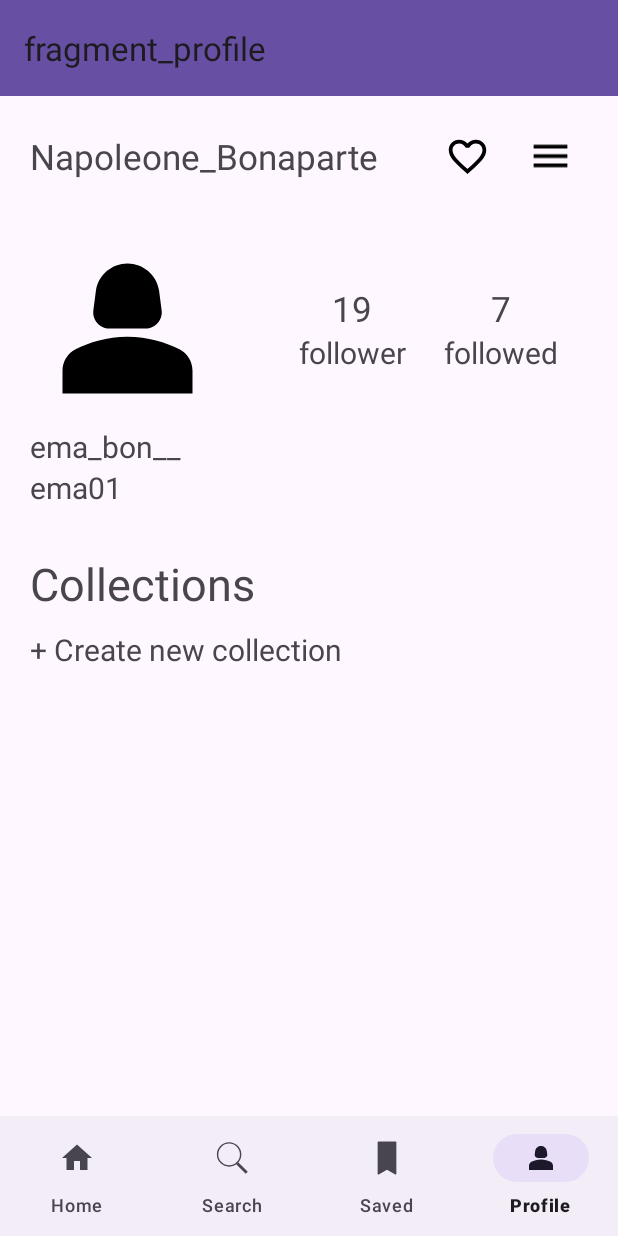
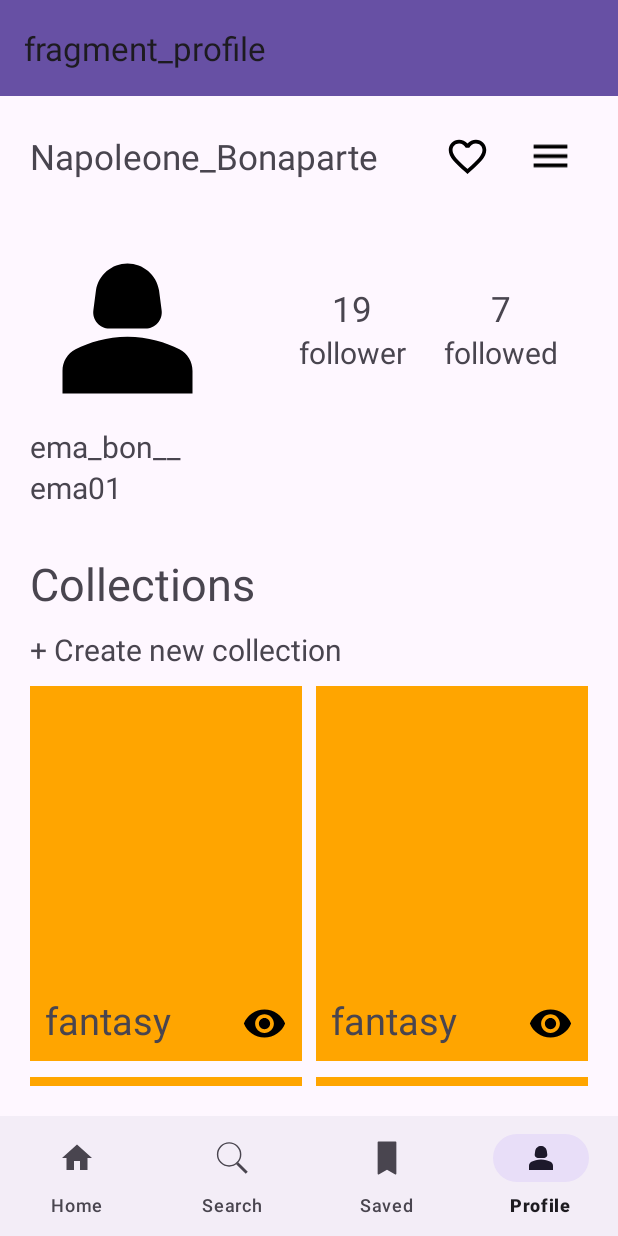
Before and after one commit to Mattia-LT/Readify, an Android app: the ProfileFragment screen opened through its navigation route, on a phone screen of 412 x 824 dp. Run offline under Robolectric (Android 15) with nearby library versions, the phone set to English and light mode, and no system bars; our stand-ins replace navigation-ui.

Commit message:
created classes to handle JSON requests upgraded collections layout

```diff
--- a/app/build.gradle.kts
+++ b/app/build.gradle.kts
@@ -48,6 +48,7 @@ dependencies {
     implementation("commons-validator:commons-validator:1.7")
     implementation("androidx.security:security-crypto:1.1.0-alpha06")
 
+    //implementation("com.google.code.gson:gson:2.10.1")
 
     testImplementation("junit:junit:4.13.2")
 
--- a/app/src/main/java/it/unimib/readify/adapter/CollectionAdapter.java
+++ b/app/src/main/java/it/unimib/readify/adapter/CollectionAdapter.java
@@ -1,14 +1,20 @@
 package it.unimib.readify.adapter;
 
+import android.content.res.Resources;
 import android.graphics.drawable.Drawable;
 import android.util.Log;
+import android.util.TypedValue;
 import android.view.LayoutInflater;
 import android.view.View;
 import android.view.ViewGroup;
+import android.view.Window;
+import android.view.WindowManager;
 import android.widget.ImageView;
 import android.widget.TextView;
 
 import androidx.annotation.NonNull;
+import androidx.constraintlayout.widget.ConstraintLayout;
+import androidx.recyclerview.widget.GridLayoutManager;
 import androidx.recyclerview.widget.RecyclerView;
 
 import java.util.ArrayList;
@@ -47,7 +53,7 @@ public class CollectionAdapter extends
     //associazione tra i dati effettivi ed il layout
     @Override
     public void onBindViewHolder(@NonNull CollectionViewHolder holder, int position) {
-        holder.bind(collectionsArray.get(position));
+        holder.bind(collectionsArray.get(position), position);
     }
 
     @Override
@@ -62,24 +68,34 @@ public class CollectionAdapter extends
         private ImageView thumbnail;
         private TextView name;
         private ImageView visibilityIcon;
+        private ConstraintLayout container;
 
         public CollectionViewHolder(@NonNull View itemView) {
             super(itemView);
             thumbnail = itemView.findViewById(R.id.collection_thumbnail_imageview);
             name = itemView.findViewById(R.id.collection_name_textview);
             visibilityIcon = itemView.findViewById(R.id.collection_visibility_icon);
+            container = itemView.findViewById(R.id.collection_container);
             itemView.setOnClickListener(this);
         }
 
-        public void bind(Collection collection) {
+        public void bind(Collection collection, int position) {
             //set dinamico di prova
             thumbnail.setBackgroundColor(itemView.getResources().getColor(R.color.orange));
             name.setText("fantasy");
             visibilityIcon.setImageDrawable(itemView.getResources().getDrawable(R.drawable.baseline_visibility_24));
 
-            //gestire i margini attraverso il position (se position è pari, margin a destra, altrimenti a sinistra etc.)
+            //gestisce il margine del layout
+            GridLayoutManager.LayoutParams layoutParams = (GridLayoutManager.LayoutParams) container.getLayoutParams();
+                //converte 5dp in px a seconda del dispositivo dell'utente
+            float margin = TypedValue.applyDimension(TypedValue.COMPLEX_UNIT_DIP, 5, Resources.getSystem().getDisplayMetrics());
+            if(position % 2 == 0)
+                layoutParams.rightMargin = (int) margin;
+            else
+                layoutParams.leftMargin = (int) margin;
 
-            //set dinamico dei dati, da utilizzare con il database
+
+            //set dinamico dei dati
             /*
             if(collection.getBooks().size() == 0)
                 thumbnail.setImageDrawable(itemView.getResources().getDrawable(R.drawable.baseline_add_24));
@@ -97,7 +113,6 @@ public class CollectionAdapter extends
 
         @Override
         public void onClick(View v) {
-            Log.d("prova", name.getText().toString());
             onItemClickListener.onCollectionItemClick(collectionsArray.get(getAdapterPosition()));
         }
     }
--- a/app/src/main/java/it/unimib/readify/ui/main/ProfileFragment.java
+++ b/app/src/main/java/it/unimib/readify/ui/main/ProfileFragment.java
@@ -8,6 +8,7 @@ import androidx.fragment.app.Fragment;
 import androidx.recyclerview.widget.GridLayoutManager;
 import androidx.recyclerview.widget.RecyclerView;
 
+import android.util.Log;
 import android.view.LayoutInflater;
 import android.view.View;
 import android.view.ViewGroup;
@@ -19,6 +20,7 @@ import java.util.ArrayList;
 
 import it.unimib.readify.R;
 import it.unimib.readify.adapter.CollectionAdapter;
+import it.unimib.readify.model.Book;
 import it.unimib.readify.model.Collection;
 
 public class ProfileFragment extends Fragment {
@@ -40,13 +42,25 @@ public class ProfileFragment extends Fragment {
     @Override
     public View onCreateView(LayoutInflater inflater, ViewGroup container,
                              Bundle savedInstanceState) {
-        recyclerview_collections = container.findViewById(R.id.recyclerview_collections);
         return inflater.inflate(R.layout.fragment_profile, container, false);
     }
 
     @Override
     public void onViewCreated(@NonNull View view, @Nullable Bundle savedInstanceState) {
         super.onViewCreated(view, savedInstanceState);
+        recyclerview_collections = view.findViewById(R.id.recyclerview_collections);
+        runCollectionsView(view);
+    }
+
+    public void runCollectionsView(View view) {
+        //dati di prova
+        collectionsArray = new ArrayList<Collection>();
+        collectionsArray.add(0, new Collection("horror", true, null));
+        collectionsArray.add(1, new Collection("fantasy", true, null));
+        collectionsArray.add(2, new Collection("preferiti", true, null));
+        collectionsArray.add(3, new Collection("da consigliare", true, null));
+        collectionsArray.add(4, new Collection("horror", true, null));
+
         //gestione recycler view
         RecyclerView.LayoutManager layoutManager = new GridLayoutManager(requireContext(), 2);
         CollectionAdapter collectionAdapter = new CollectionAdapter(collectionsArray,
--- a/app/src/main/res/layout/collection_item.xml
+++ b/app/src/main/res/layout/collection_item.xml
@@ -2,9 +2,12 @@
 <androidx.constraintlayout.widget.ConstraintLayout
     xmlns:android="http://schemas.android.com/apk/res/android"
     xmlns:app="http://schemas.android.com/apk/res-auto"
+    android:id="@+id/collection_container"
     android:layout_width="wrap_content"
     android:layout_height="wrap_content"
-    android:background="?android:selectableItemBackground">
+    android:background="?android:selectableItemBackground"
+    android:layout_marginTop="5dp"
+    android:layout_marginBottom="5dp">
 
     <ImageView
         android:id="@+id/collection_thumbnail_imageview"
@@ -22,8 +25,8 @@
         android:textSize="25sp"
         android:layout_marginBottom="10sp"
         android:layout_marginStart="10sp"
-        app:layout_constraintBottom_toBottomOf="@+id/collection_thumbnail_imageview"
-        app:layout_constraintStart_toStartOf="@+id/collection_thumbnail_imageview" />
+        app:layout_constraintBottom_toBottomOf="parent"
+        app:layout_constraintStart_toStartOf="parent" />
 
     <ImageView
         android:id="@+id/collection_visibility_icon"
@@ -31,7 +34,7 @@
         android:layout_height="30sp"
         android:layout_marginBottom="10sp"
         android:layout_marginEnd="10sp"
-        app:layout_constraintBottom_toBottomOf="@+id/collection_thumbnail_imageview"
-        app:layout_constraintEnd_toEndOf="@+id/collection_thumbnail_imageview" />
+        app:layout_constraintBottom_toBottomOf="parent"
+        app:layout_constraintEnd_toEndOf="parent" />
 
 </androidx.constraintlayout.widget.ConstraintLayout>
--- a/app/src/main/res/layout/fragment_profile.xml
+++ b/app/src/main/res/layout/fragment_profile.xml
@@ -7,7 +7,8 @@
     android:layout_width="match_parent"
     android:layout_height="match_parent"
     android:fillViewport="true"
-    tools:context=".ui.main.ProfileFragment">
+    tools:context=".ui.main.ProfileFragment"
+    android:layout_marginBottom="100dp">
 
     <!-- TODO: Update profile fragment -->
     <LinearLayout
@@ -150,7 +151,7 @@
             android:id="@+id/recyclerview_collections"
             android:layout_width="match_parent"
             android:layout_height="wrap_content"
-            android:layout_marginTop="10dp"/>
+            android:layout_marginTop="5dp"/>
 
     </LinearLayout>
 
```
Also changed, not shown: app/src/main/java/it/unimib/readify/model/ApiResponse.java (added, +11 -0 lines), app/src/main/java/it/unimib/readify/model/Collection.java (+6 -4 lines), app/src/main/java/it/unimib/readify/util/JSONParserUtil.java (added, +15 -0 lines).
